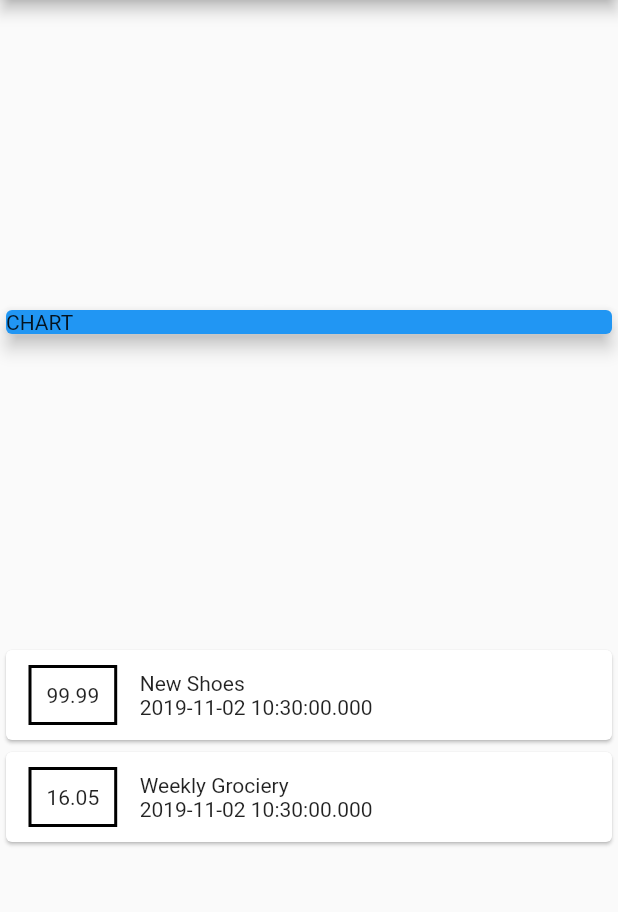
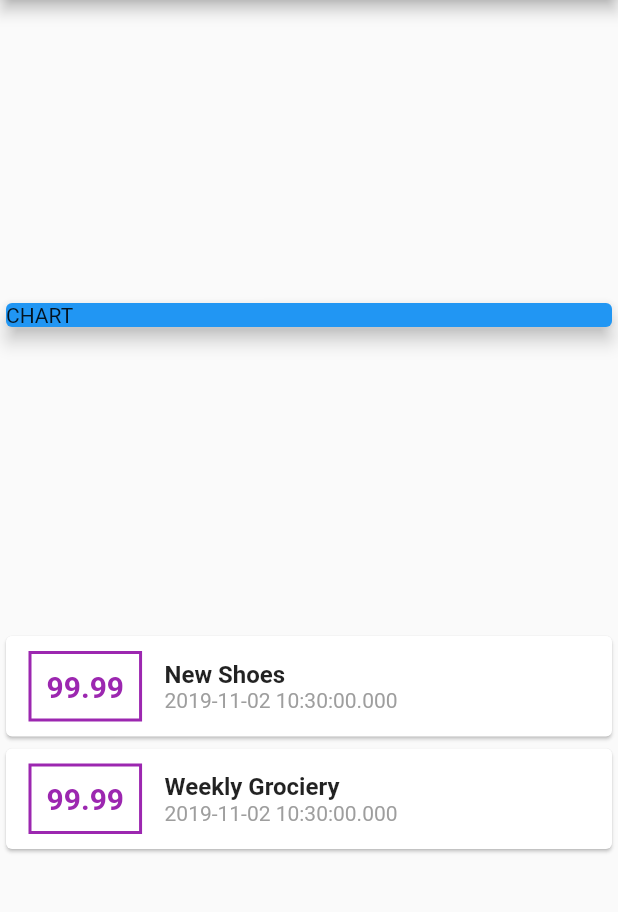
Before and after one commit to aldyazarya/flutter-personal-expense-app, a Flutter app: the screen it shows after launch, on a phone screen of 412 x 824 dp, the part 84-996 px from its top. Run offline on Flutter 3.47's test engine with Material 2 defaults, Android fonts, the phone set to English and light mode, and no system bars.

Commit message:
styling text

```diff
--- a/lib/main.dart
+++ b/lib/main.dart
@@ -24,7 +24,7 @@ class MyHomePage extends StatelessWidget {
     Transaction(
       id: 't2',
       title: 'Weekly Grociery',
-      amount: 16.05,
+      amount: 99.99,
       date: DateTime.now(),
     ),
   ];
@@ -54,15 +54,29 @@ class MyHomePage extends StatelessWidget {
                 children: <Widget>[
                   Container(
                     margin: EdgeInsets.symmetric(vertical: 10, horizontal: 15),
-                    decoration: BoxDecoration(border: Border.all(color: Colors.black, width: 2)),
+                    decoration: BoxDecoration(
+                      border: Border.all(color: Colors.purple, width: 2),
+                    ),
                     padding: EdgeInsets.all(10),
-                    child: Text(tx.amount.toString()),
+                    child: Text(
+                      tx.amount.toString(),
+                      style: TextStyle(
+                          fontWeight: FontWeight.bold,
+                          fontSize: 20,
+                          color: Colors.purple),
+                    ),
                   ),
                   Column(
                     crossAxisAlignment: CrossAxisAlignment.start,
                     children: <Widget>[
-                      Text(tx.title),
-                      Text(tx.date.toString())
+                      Text(
+                        tx.title,
+                        style: TextStyle(
+                          fontSize: 16,
+                          fontWeight: FontWeight.bold,
+                        ),
+                      ),
+                      Text(tx.date.toString(), style: TextStyle(color: Colors.grey),)
                     ],
                   )
                 ],
```
